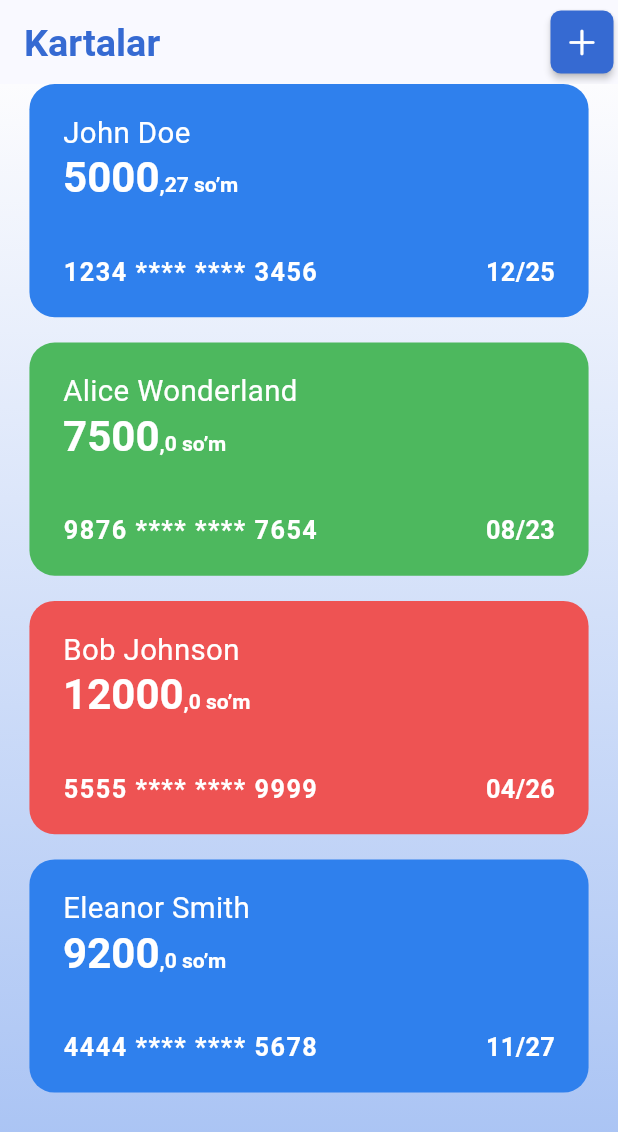
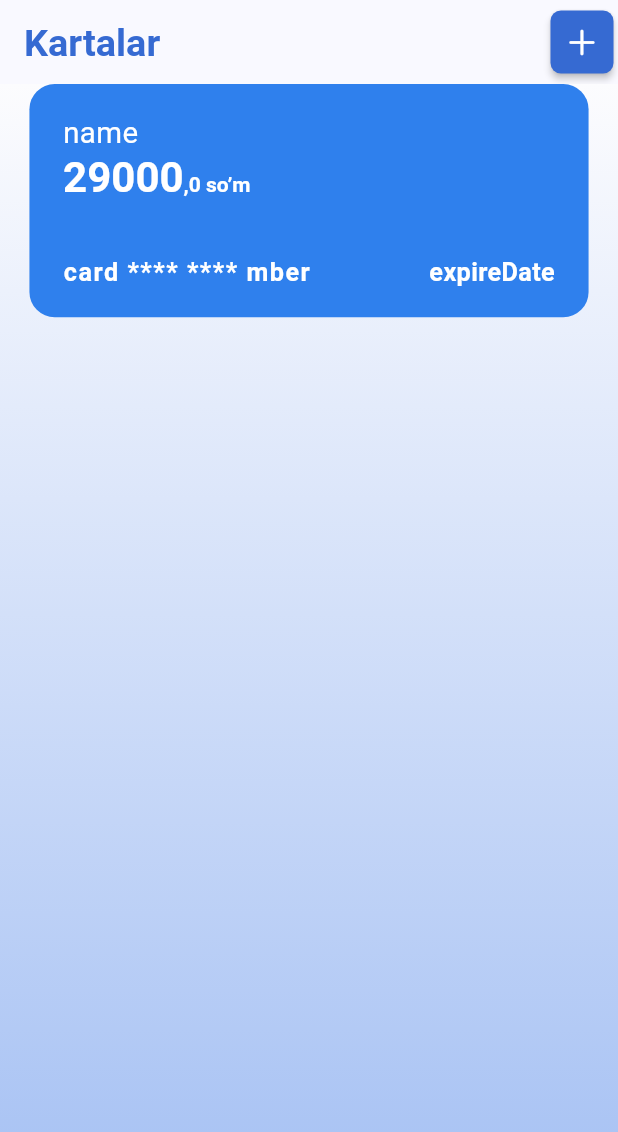
Before and after one commit to Abdurahim2704/markab, a Flutter app: the AllCardsPage screen opened directly, on a phone screen of 412 x 824 dp. Shown: the top 1132 px of the screen. Run offline on Flutter 3.47's test engine with Material 3 defaults, Android fonts, the phone set to English and light mode, and no system bars; our stand-ins replace bloc, equatable, flutter_bloc, flutter_screenutil, flutter_svg, get_it and 4 more; accounts and stored records are empty.

Commit message:
updated card feature: adding screens and models

```diff
--- a/lib/app.dart
+++ b/lib/app.dart
@@ -4,6 +4,8 @@ import 'package:flutter_screenutil/flutter_screenutil.dart';
 import 'package:markab/config/core/routes/app_routes.dart';
 import 'package:markab/config/theme/theme.dart';
 import 'package:markab/features/auth/presentation/bloc/auth/auth_bloc.dart';
+
+import 'features/card/presentation/bloc/card_bloc/card_bloc.dart';
 
 class MarkabApp extends StatelessWidget {
   const MarkabApp({super.key});
@@ -14,6 +16,13 @@ class MarkabApp extends StatelessWidget {
       providers: [
         BlocProvider(
           create: (context) => AuthBloc(),
+        ),
+        BlocProvider(
+          create: (context) => CardBloc()
+            ..add(const GetCardEvent(
+                name: "name",
+                expireDate: "expireDate",
+                cardNumber: "cardNumber")),
         ),
       ],
       child: ScreenUtilInit(
--- a/lib/features/card/domain/repositories/bank_repository.dart
+++ b/lib/features/card/domain/repositories/bank_repository.dart
@@ -1,6 +1,11 @@
 import '../entities/card_entity.dart';
 
 abstract class BankRepository {
+  Future<void> init();
   Future<CardEntity> getCreditData(
       String cardNumber, String expireDate, String name);
+
+  Future<List<String>> getCardsLocal();
+
+  Future<bool> saveCard(String cardNumber, String expireDate, String name);
 }
--- a/lib/features/card/presentation/all_cards_page/all_cards_page.dart
+++ b/lib/features/card/presentation/all_cards_page/all_cards_page.dart
@@ -1,10 +1,8 @@
-import 'package:bloc/bloc.dart';
 import 'package:flutter/cupertino.dart';
 import 'package:flutter/material.dart';
 import 'package:flutter_bloc/flutter_bloc.dart';
 import 'package:flutter_screenutil/flutter_screenutil.dart';
 import 'package:markab/config/core/constants/colors.dart';
-import 'package:markab/features/card/data/models/credit_card.dart';
 import 'package:markab/features/card/presentation/all_cards_page/widgets/card_widget.dart';
 import 'package:markab/shared/widgets/appbar_title.dart';
 
@@ -12,13 +10,14 @@ import '../../../../config/theme/theme.dart';
 import '../../../../locator.dart';
 import '../../../../observer.dart';
 import '../../../auth/presentation/bloc/auth/auth_bloc.dart';
+import '../bloc/card_bloc/card_bloc.dart';
 
 void main() async {
   WidgetsFlutterBinding.ensureInitialized();
   await setUp();
   Bloc.observer = MyGlobalObserver();
 
-  runApp(MyApp());
+  runApp(const MyApp());
 }
 
 class MyApp extends StatelessWidget {
@@ -30,6 +29,13 @@ class MyApp extends StatelessWidget {
       providers: [
         BlocProvider(
           create: (context) => AuthBloc(),
+        ),
+        BlocProvider(
+          create: (context) => CardBloc()
+            ..add(const GetCardEvent(
+                name: "name",
+                expireDate: "expireDate",
+                cardNumber: "cardNumber")),
         ),
       ],
       child: ScreenUtilInit(
@@ -45,37 +51,7 @@ class MyApp extends StatelessWidget {
 }
 
 class AllCardsPage extends StatelessWidget {
-  final cards = [
-    CreditCard.fromJson(const {
-      "card_number": "1234-5678-9012-3456",
-      "bank": "Fake Bank",
-      "expire_date": "12/25",
-      "name": "John Doe",
-      "balance": 5000.28
-    }),
-    CreditCard.fromJson(const {
-      "card_number": "9876-5432-1098-7654",
-      "bank": "Fictional Financial",
-      "expire_date": "08/23",
-      "name": "Alice Wonderland",
-      "balance": 7500.0
-    }),
-    CreditCard.fromJson(const {
-      "card_number": "5555-1234-5678-9999",
-      "bank": "Imaginary International",
-      "expire_date": "04/26",
-      "name": "Bob Johnson",
-      "balance": 12000.0
-    }),
-    CreditCard.fromJson(const {
-      "card_number": "4444-8765-1234-5678",
-      "bank": "Dream Bank",
-      "expire_date": "11/27",
-      "name": "Eleanor Smith",
-      "balance": 9200.0
-    }),
-  ];
-  AllCardsPage({super.key});
+  const AllCardsPage({super.key});
 
   @override
   Widget build(BuildContext context) {
@@ -108,10 +84,12 @@ class AllCardsPage extends StatelessWidget {
           child: Center(
             child: Padding(
               padding: EdgeInsets.symmetric(horizontal: 14.w),
-              child: ListView.separated(
-                itemCount: cards.length,
+              child: BlocBuilder<CardBloc, CardState>(
+                builder: (context, state) {
+                  return ListView.separated(
+                    itemCount: state.cards.length,
                     itemBuilder: (context, index) {
-                  final card = cards[index];
+                      final card = state.cards[index];
                       return CreditCardWidget(
                         card: card,
                         color: CustomColors.cardColors[index % 3],
@@ -122,6 +100,8 @@ class AllCardsPage extends StatelessWidget {
                         height: 13.h,
                       );
                     },
+                  );
+                },
               ),
             ),
           ),
--- /dev/null
+++ b/lib/features/card/presentation/bloc/card_bloc/card_bloc.dart
@@ -0,0 +1,46 @@
+import 'package:bloc/bloc.dart';
+import 'package:flutter/foundation.dart';
+import 'package:markab/features/card/data/models/credit_card.dart';
+import 'package:markab/features/card/domain/repositories/bank_repository.dart';
+import 'package:markab/locator.dart';
+
+part 'card_event.dart';
+part 'card_state.dart';
+
+class CardBloc extends Bloc<CardEvent, CardState> {
+  CardBloc() : super(const CardInitial(cards: [])) {
+    on<GetCardEvent>(_getCardEvent);
+    on<GetLocalCardEvent>(_getLocalCardEvent);
+  }
+
+  void _getCardEvent(GetCardEvent event, Emitter<CardState> emit) async {
+    try {
+      final result = await getIt<BankRepository>().getCreditData(
+        event.cardNumber,
+        event.expireDate,
+        event.name,
+      );
+      debugPrint(result.toString());
+      emit(CardSuccess(cards: [...state.cards, result as CreditCard]));
+    } catch (e) {
+      debugPrint(e.toString());
+      emit(CardError(cards: state.cards, message: e.toString()));
+    }
+  }
+
+  void _getLocalCardEvent(
+      GetLocalCardEvent event, Emitter<CardState> emit) async {
+    final service = getIt<BankRepository>();
+
+    final cardsString = await service.getCardsLocal();
+    final List<CreditCard> cards = [];
+
+    for (var item in cardsString) {
+      final param = item.split(",");
+      final card = await service.getCreditData(param[0], param[1], param[2]);
+      cards.add(card as CreditCard);
+    }
+
+    emit(CardSuccess(cards: cards));
+  }
+}
--- /dev/null
+++ b/lib/features/card/presentation/bloc/card_bloc/card_event.dart
@@ -0,0 +1,18 @@
+part of 'card_bloc.dart';
+
+abstract class CardEvent {
+  const CardEvent();
+}
+
+class GetCardEvent extends CardEvent {
+  final String cardNumber;
+  final String expireDate;
+  final String name;
+
+  const GetCardEvent(
+      {required this.name, required this.expireDate, required this.cardNumber});
+}
+
+class GetLocalCardEvent extends CardEvent {
+  const GetLocalCardEvent();
+}
--- /dev/null
+++ b/lib/features/card/presentation/bloc/card_bloc/card_state.dart
@@ -0,0 +1,22 @@
+part of 'card_bloc.dart';
+
+@immutable
+abstract class CardState {
+  final List<CreditCard> cards;
+
+  const CardState({required this.cards});
+}
+
+class CardInitial extends CardState {
+  const CardInitial({required super.cards});
+}
+
+class CardError extends CardState {
+  final String message;
+
+  const CardError({required super.cards, required this.message});
+}
+
+class CardSuccess extends CardState {
+  const CardSuccess({required super.cards});
+}
--- a/lib/locator.dart
+++ b/lib/locator.dart
@@ -1,7 +1,10 @@
 import 'package:get_it/get_it.dart';
 import 'package:markab/features/auth/set_up.dart';
+import 'package:markab/features/card/data/service/bank_service.dart';
+import 'package:markab/features/card/domain/repositories/bank_repository.dart';
 
 final getIt = GetIt.instance;
 Future<void> setUp() async {
   await authSetUp();
+  getIt.registerSingleton<BankRepository>(BankService());
 }
--- a/lib/shared/widgets/appbar_title.dart
+++ b/lib/shared/widgets/appbar_title.dart
@@ -10,7 +10,7 @@ class AppBarTitle extends StatelessWidget {
   @override
   Widget build(BuildContext context) {
     return Text(
-      'Kartalar',
+      text,
       textAlign: TextAlign.center,
       style: TextStyle(
         color: CustomColors.titleBlue,
--- a/pubspec.yaml
+++ b/pubspec.yaml
@@ -1,7 +1,5 @@
 name: markab
 description: "A new Flutter project."
-# The following line prevents the package from being accidentally published to
-# pub.dev using `flutter pub publish`. This is preferred for private packages.
 publish_to: 'none'
 version: 1.0.0+1
 
@@ -21,6 +19,7 @@ dependencies:
   meta: ^1.10.0
   flutter_bloc: ^8.1.3
   go_router: ^13.0.0
+  shared_preferences: ^2.2.2
 
 dev_dependencies:
   flutter_test:
```
Also changed, not shown: lib/features/auth/presentation/pages/phone_number_page.dart (+5 -6 lines), lib/features/card/data/service/bank_service.dart (+25 -0 lines), lib/features/master/presentation/master_view_page/master_view_page.dart (added, +76 -0 lines), pubspec.lock, 4 other files. Lines whose indentation alone changed are shown as unchanged.
